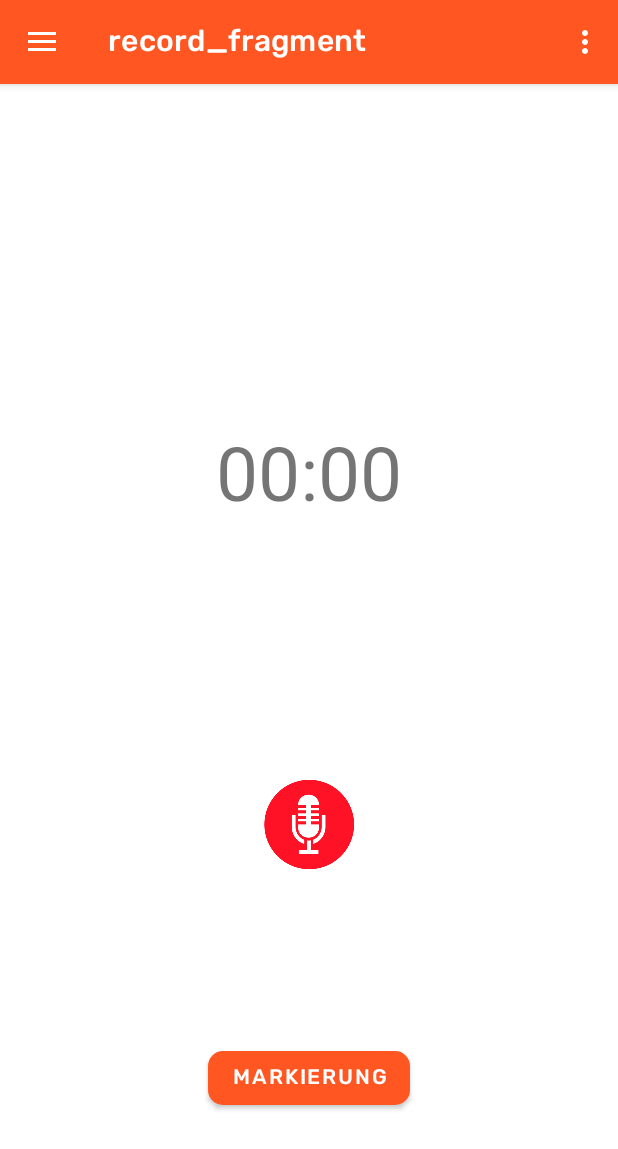
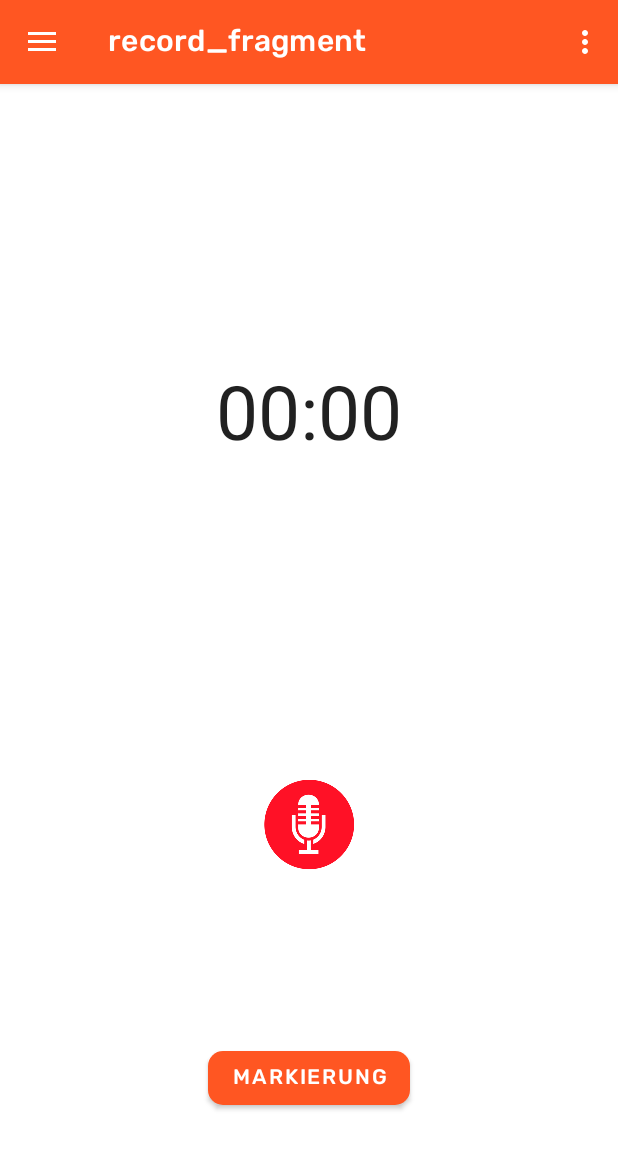
Before and after one commit to UniRegensburg/ase-abschlussprojekte-ws1920-digitales-tonbandgerat-fur-feldstudien, an Android app: the screen it shows after launch (MainActivity), after a tap on "Cancel Button", on a phone screen of 412 x 824 dp. Shown: the top 1149 px of the screen. Run offline under Robolectric (Android 15) with nearby library versions, the phone set to English and light mode, and no system bars; our stand-ins replace navigation-ui; libraries missing offline, so code that uses them is left out: org.jetbrains.anko; 1 other tap on this screen came first.

Commit message:
Counter implementation

```diff
--- a/app/src/main/java/de/ur/mi/audidroid/viewmodels/RecordViewModel.kt
+++ b/app/src/main/java/de/ur/mi/audidroid/viewmodels/RecordViewModel.kt
@@ -5,6 +5,8 @@ import android.app.Activity
 import android.content.Context
 import android.content.pm.PackageManager
 import android.media.MediaRecorder
+import android.os.SystemClock
+import android.widget.Chronometer
 import android.widget.ImageButton
 import android.widget.Toast
 import androidx.core.app.ActivityCompat
@@ -27,6 +29,8 @@ class RecordViewModel : ViewModel() {
     private val mediaRecorder: MediaRecorder = MediaRecorder()
     private var outputFile = ""
     private lateinit var db: RecorderDatabase
+    private lateinit var timer: Chronometer
+    private var currentRecordTime: String = ""
 
 
     fun initializeRecorder(context: Context) {
@@ -68,8 +72,12 @@ class RecordViewModel : ViewModel() {
                 button.setImageResource(R.mipmap.pause_button_foreground)
                 isRecording = true
                 if (!resumeRecord) {
+                    resetTimer()
+                    timer.start()
                     startRecording()
                 } else {
+                    timer.base = SystemClock.elapsedRealtime() - getStoppedTime()
+                    timer.start()
                     resumeRecording()
                 }
             }
@@ -79,6 +87,8 @@ class RecordViewModel : ViewModel() {
                 isRecording = false
                 resumeRecord = true
                 pauseRecording()
+                timer.stop()
+                currentRecordTime = timer.text.toString()
             }
         }
 
@@ -98,6 +108,7 @@ class RecordViewModel : ViewModel() {
         isRecording = false
         resumeRecord = false
         mediaRecorder.reset()
+        resetTimer()
         sendToast(context, R.string.record_removed)
     }
 
@@ -106,6 +117,7 @@ class RecordViewModel : ViewModel() {
         resumeRecord = false
         mediaRecorder.stop()
         mediaRecorder.reset()
+        resetTimer()
         sendToast(context, R.string.record_saved)
         getLastUID(context)
     }
@@ -135,4 +147,26 @@ class RecordViewModel : ViewModel() {
     private fun sendToast(context: Context, text: Int){
         Toast.makeText(context, text, Toast.LENGTH_LONG).show()
     }
+
+    fun initializeTimer(chronometer: Chronometer) {
+        timer = chronometer
+    }
+
+    /** Returns the last stopped time as an Integer value */
+    private fun getStoppedTime(): Int {
+        val timeArray = currentRecordTime.split(":")
+        return if (timeArray.size == 2) {
+            (Integer.parseInt(timeArray[0]) * 60 * 1000) + (Integer.parseInt(timeArray[1]) * 1000)
+        } else {
+            (Integer.parseInt(timeArray[0]) * 60 * 60 * 1000) + (Integer.parseInt(timeArray[1]) * 60 * 1000) + (Integer.parseInt(
+                timeArray[2]
+            ) * 1000)
+        }
+    }
+
+    /** Resets timer to 00:00 */
+    private fun resetTimer(){
+        timer.stop()
+        timer.base = SystemClock.elapsedRealtime()
+    }
 }
--- a/app/src/main/java/de/ur/mi/audidroid/views/RecordFragment.kt
+++ b/app/src/main/java/de/ur/mi/audidroid/views/RecordFragment.kt
@@ -35,6 +35,7 @@ class RecordFragment : Fragment() {
 
     private fun initializeRecorder(){
         viewModel.initializeRecorder(context!!)
+        viewModel.initializeTimer(chronometer)
         record_pause_button.setOnClickListener{
             viewModel.recordPauseButtonClicked(record_pause_button)
             if(!isRecording){toggleVisibility()}
--- a/app/src/main/res/layout/record_fragment.xml
+++ b/app/src/main/res/layout/record_fragment.xml
@@ -10,17 +10,17 @@
         android:layout_width="match_parent"
         android:layout_height="match_parent">
 
-        <!--TODO: Change textview to counter-->
-        <TextView
-            android:layout_width="wrap_content"
+        <Chronometer
+            android:id="@+id/chronometer"
+            android:layout_width="match_parent"
             android:layout_height="wrap_content"
-            android:text="@string/start_timer"
+            android:textAlignment="center"
             android:textSize="@dimen/text_size_big"
             app:layout_constraintBottom_toBottomOf="parent"
             app:layout_constraintEnd_toEndOf="parent"
             app:layout_constraintStart_toStartOf="parent"
             app:layout_constraintTop_toTopOf="parent"
-            app:layout_constraintVertical_bias="0.321" />
+            app:layout_constraintVertical_bias="0.263" />
 
 
         <LinearLayout
--- a/app/src/main/res/values/strings.xml
+++ b/app/src/main/res/values/strings.xml
@@ -23,7 +23,6 @@
     <string name="cancel_button">Cancel Button</string>
     <string name="record_pause_button">Record and Pause Button</string>
     <string name="mark_button">Markierung</string>
-    <string name="start_timer">00:00</string>
 
     <!-- User Feedback Toasts -->
     <string name="record_saved">Aufnahme gespeichert</string>
```
